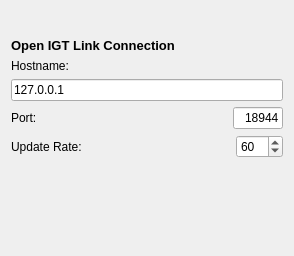
First picture: the form in Modules/IGTUI/Qmitk/QmitkOpenIGTLinkWidget.ui, repository MITK/MITK, before the edit.
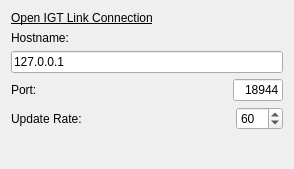
Second picture: the form after the edit.

Commit message: some smaller UI changes ... should not affect functionality

```diff
--- a/Modules/IGTUI/Qmitk/QmitkOpenIGTLinkWidget.ui
+++ b/Modules/IGTUI/Qmitk/QmitkOpenIGTLinkWidget.ui
@@ -7,26 +7,14 @@
     <x>0</x>
     <y>0</y>
     <width>294</width>
-    <height>256</height>
+    <height>169</height>
    </rect>
   </property>
   <layout class="QVBoxLayout" name="verticalLayout">
    <item>
-    <widget class="QLabel" name="Optitrack_label_3">
-     <property name="sizePolicy">
-      <sizepolicy hsizetype="Preferred" vsizetype="Preferred">
-       <horstretch>0</horstretch>
-       <verstretch>0</verstretch>
-      </sizepolicy>
-     </property>
+    <widget class="QLabel" name="label_4">
      <property name="text">
-      <string>
-              &lt;!DOCTYPE HTML PUBLIC &quot;-//W3C//DTD HTML 4.0//EN&quot; &quot;http://www.w3.org/TR/REC-html40/strict.dtd&quot;&gt;
-              &lt;html&gt;&lt;head&gt;&lt;meta name=&quot;qrichtext&quot; content=&quot;1&quot; /&gt;&lt;style type=&quot;text/css&quot;&gt;
-              p, li { white-space: pre-wrap; }
-              &lt;/style&gt;&lt;/head&gt;&lt;body style=&quot; font-family:'MS Shell Dlg 2'; font-size:8pt; font-weight:400; font-style:normal;&quot;&gt;
-              &lt;p style=&quot; margin-top:0px; margin-bottom:0px; margin-left:0px; margin-right:0px; -qt-block-indent:0; text-indent:0px;&quot;&gt;&lt;span style=&quot; font-size:10pt; font-weight:600;&quot;&gt;Open IGT Link Connection&lt;/span&gt;&lt;/p&gt;&lt;/body&gt;&lt;/html&gt;
-            </string>
+      <string>&lt;html&gt;&lt;head/&gt;&lt;body&gt;&lt;p&gt;&lt;span style=&quot; text-decoration: underline;&quot;&gt;Open IGT Link Connection&lt;/span&gt;&lt;/p&gt;&lt;/body&gt;&lt;/html&gt;</string>
      </property>
     </widget>
    </item>
```
The commit also changes 6 other files.
